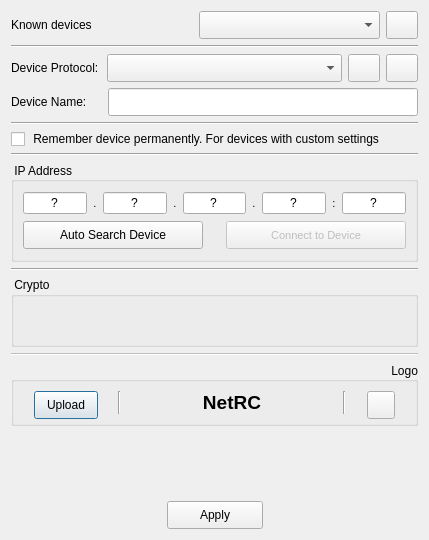
AceOfSnakes/NetRC, file src/ui/deviceconnector.ui: the form before one commit.
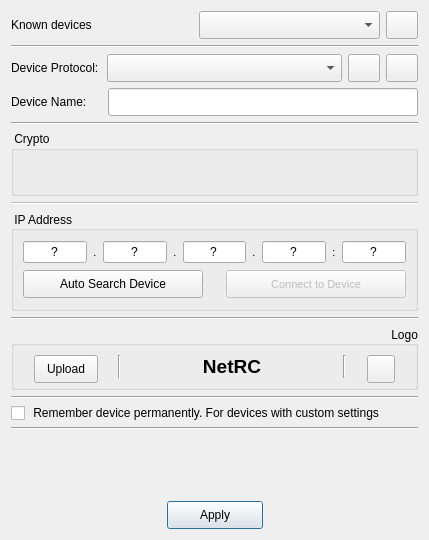
The form after the commit. Icons and pictures are not drawn.

Commit message: some custom chanes

Diff of the .ui file:
```diff
--- a/src/ui/deviceconnector.ui
+++ b/src/ui/deviceconnector.ui
@@ -32,222 +32,6 @@
    <string>Dialog</string>
   </property>
   <layout class="QGridLayout" name="gridLayout_4">
-   <item row="9" column="0">
-    <widget class="Line" name="line_5">
-     <property name="orientation">
-      <enum>Qt::Orientation::Horizontal</enum>
-     </property>
-    </widget>
-   </item>
-   <item row="12" column="0">
-    <widget class="QGroupBox" name="groupBox">
-     <property name="minimumSize">
-      <size>
-       <width>0</width>
-       <height>64</height>
-      </size>
-     </property>
-     <property name="maximumSize">
-      <size>
-       <width>16777215</width>
-       <height>64</height>
-      </size>
-     </property>
-     <property name="font">
-      <font>
-       <bold>false</bold>
-      </font>
-     </property>
-     <property name="title">
-      <string> Logo</string>
-     </property>
-     <property name="alignment">
-      <set>Qt::AlignmentFlag::AlignRight|Qt::AlignmentFlag::AlignTrailing|Qt::AlignmentFlag::AlignVCenter</set>
-     </property>
-     <layout class="QHBoxLayout" name="horizontalLayout_7">
-      <property name="spacing">
-       <number>0</number>
-      </property>
-      <property name="leftMargin">
-       <number>0</number>
-      </property>
-      <property name="rightMargin">
-       <number>0</number>
-      </property>
-      <item>
-       <spacer name="horizontalSpacer_7">
-        <property name="orientation">
-         <enum>Qt::Orientation::Horizontal</enum>
-        </property>
-        <property name="sizeHint" stdset="0">
-         <size>
-          <width>40</width>
-          <height>20</height>
-         </size>
-        </property>
-       </spacer>
-      </item>
-      <item>
-       <widget class="QPushButton" name="uploadLogo">
-        <property name="enabled">
-         <bool>true</bool>
-        </property>
-        <property name="minimumSize">
-         <size>
-          <width>64</width>
-          <height>28</height>
-         </size>
-        </property>
-        <property name="maximumSize">
-         <size>
-          <width>64</width>
-          <height>28</height>
-         </size>
-        </property>
-        <property name="text">
-         <string>Upload</string>
-        </property>
-       </widget>
-      </item>
-      <item>
-       <spacer name="horizontalSpacer_8">
-        <property name="orientation">
-         <enum>Qt::Orientation::Horizontal</enum>
-        </property>
-        <property name="sizeHint" stdset="0">
-         <size>
-          <width>40</width>
-          <height>20</height>
-         </size>
-        </property>
-       </spacer>
-      </item>
-      <item>
-       <widget class="Line" name="line_8">
-        <property name="orientation">
-         <enum>Qt::Orientation::Vertical</enum>
-        </property>
-       </widget>
-      </item>
-      <item>
-       <spacer name="horizontalSpacer_6">
-        <property name="orientation">
-         <enum>Qt::Orientation::Horizontal</enum>
-        </property>
-        <property name="sizeHint" stdset="0">
-         <size>
-          <width>0</width>
-          <height>20</height>
-         </size>
-        </property>
-       </spacer>
-      </item>
-      <item>
-       <widget class="QLabel" name="logoLabel">
-        <property name="sizePolicy">
-         <sizepolicy hsizetype="Minimum" vsizetype="Preferred">
-          <horstretch>0</horstretch>
-          <verstretch>0</verstretch>
-         </sizepolicy>
-        </property>
-        <property name="minimumSize">
-         <size>
-          <width>222</width>
-          <height>0</height>
-         </size>
-        </property>
-        <property name="maximumSize">
-         <size>
-          <width>222</width>
-          <height>16777215</height>
-         </size>
-        </property>
-        <property name="font">
-         <font>
-          <pointsize>14</pointsize>
-          <bold>true</bold>
-         </font>
-        </property>
-        <property name="text">
-         <string>NetRC</string>
-        </property>
-        <property name="alignment">
-         <set>Qt::AlignmentFlag::AlignCenter</set>
-        </property>
-       </widget>
-      </item>
-      <item>
-       <widget class="Line" name="line_7">
-        <property name="orientation">
-         <enum>Qt::Orientation::Vertical</enum>
-        </property>
-       </widget>
-      </item>
-      <item>
-       <spacer name="horizontalSpacer_9">
-        <property name="orientation">
-         <enum>Qt::Orientation::Horizontal</enum>
-        </property>
-        <property name="sizeHint" stdset="0">
-         <size>
-          <width>40</width>
-          <height>20</height>
-         </size>
-        </property>
-       </spacer>
-      </item>
-      <item>
-       <widget class="QPushButton" name="removeLogo">
-        <property name="enabled">
-         <bool>true</bool>
-        </property>
-        <property name="minimumSize">
-         <size>
-          <width>28</width>
-          <height>28</height>
-         </size>
-        </property>
-        <property name="maximumSize">
-         <size>
-          <width>28</width>
-          <height>28</height>
-         </size>
-        </property>
-        <property name="text">
-         <string/>
-        </property>
-        <property name="icon">
-         <iconset resource="../resource.qrc">
-          <normaloff>:/images/nav/special/x.png</normaloff>:/images/nav/special/x.png</iconset>
-        </property>
-       </widget>
-      </item>
-      <item>
-       <spacer name="horizontalSpacer_10">
-        <property name="orientation">
-         <enum>Qt::Orientation::Horizontal</enum>
-        </property>
-        <property name="sizeHint" stdset="0">
-         <size>
-          <width>40</width>
-          <height>20</height>
-         </size>
-        </property>
-       </spacer>
-      </item>
-     </layout>
-    </widget>
-   </item>
-   <item row="11" column="0">
-    <widget class="Line" name="cryptoLine">
-     <property name="enabled">
-      <bool>false</bool>
-     </property>
-     <property name="orientation">
-      <enum>Qt::Orientation::Horizontal</enum>
-     </property>
-    </widget>
-   </item>
    <item row="4" column="0">
     <widget class="Line" name="line_3">
      <property name="orientation">
@@ -255,18 +39,40 @@
      </property>
     </widget>
    </item>
-   <item row="13" column="0">
-    <spacer name="verticalSpacer">
+   <item row="19" column="0">
+    <widget class="QCheckBox" name="rememberPermanently">
+     <property name="enabled">
+      <bool>true</bool>
+     </property>
+     <property name="sizePolicy">
+      <sizepolicy hsizetype="Expanding" vsizetype="Fixed">
+       <horstretch>0</horstretch>
+       <verstretch>0</verstretch>
+      </sizepolicy>
+     </property>
+     <property name="minimumSize">
+      <size>
+       <width>0</width>
+       <height>16</height>
+      </size>
+     </property>
+     <property name="maximumSize">
+      <size>
+       <width>16777215</width>
+       <height>16</height>
+      </size>
+     </property>
+     <property name="text">
+      <string> Remember device permanently. For devices with custom settings</string>
+     </property>
+    </widget>
+   </item>
+   <item row="1" column="0">
+    <widget class="Line" name="line_2">
      <property name="orientation">
-      <enum>Qt::Orientation::Vertical</enum>
+      <enum>Qt::Orientation::Horizontal</enum>
      </property>
-     <property name="sizeHint" stdset="0">
-      <size>
-       <width>20</width>
-       <height>40</height>
-      </size>
-     </property>
-    </spacer>
+    </widget>
    </item>
    <item row="2" column="0">
     <layout class="QHBoxLayout" name="horizontalLayout_5">
@@ -411,7 +217,14 @@
      </item>
     </layout>
    </item>
-   <item row="14" column="0">
+   <item row="6" column="0">
+    <layout class="QGridLayout" name="gridLayout">
+     <property name="topMargin">
+      <number>0</number>
+     </property>
+    </layout>
+   </item>
+   <item row="22" column="0">
     <layout class="QHBoxLayout" name="horizontalLayout_4">
      <item>
       <spacer name="horizontalSpacer_2">
@@ -460,6 +273,128 @@
      </item>
     </layout>
    </item>
+   <item row="21" column="0">
+    <spacer name="verticalSpacer">
+     <property name="orientation">
+      <enum>Qt::Orientation::Vertical</enum>
+     </property>
+     <property name="sizeHint" stdset="0">
+      <size>
+       <width>20</width>
+       <height>40</height>
+      </size>
+     </property>
+    </spacer>
+   </item>
+   <item row="14" column="0">
+    <widget class="Line" name="line_5">
+     <property name="orientation">
+      <enum>Qt::Orientation::Horizontal</enum>
+     </property>
+    </widget>
+   </item>
+   <item row="10" column="0">
+    <widget class="QGroupBox" name="cryptoBox">
+     <property name="enabled">
+      <bool>true</bool>
+     </property>
+     <property name="sizePolicy">
+      <sizepolicy hsizetype="Preferred" vsizetype="MinimumExpanding">
+       <horstretch>0</horstretch>
+       <verstretch>0</verstretch>
+      </sizepolicy>
+     </property>
+     <property name="title">
+      <string> Crypto</string>
+     </property>
+     <layout class="QHBoxLayout" name="horizontalLayout_8">
+      <property name="spacing">
+       <number>6</number>
+      </property>
+      <property name="bottomMargin">
+       <number>15</number>
+      </property>
+      <item>
+       <layout class="QGridLayout" name="cryptoGridLayout"/>
+      </item>
+     </layout>
+    </widget>
+   </item>
+   <item row="0" column="0">
+    <layout class="QHBoxLayout" name="horizontalLayout_6">
+     <property name="leftMargin">
+      <number>0</number>
+     </property>
+     <property name="topMargin">
+      <number>0</number>
+     </property>
+     <item>
+      <widget class="QLabel" name="label">
+       <property name="sizePolicy">
+        <sizepolicy hsizetype="Preferred" vsizetype="Fixed">
+         <horstretch>0</horstretch>
+         <verstretch>0</verstretch>
+        </sizepolicy>
+       </property>
+       <property name="text">
+        <string>Known devices</string>
+       </property>
+      </widget>
+     </item>
+     <item>
+      <widget class="QComboBox" name="knownDevicesComboBox">
+       <property name="minimumSize">
+        <size>
+         <width>0</width>
+         <height>28</height>
+        </size>
+       </property>
+       <property name="maximumSize">
+        <size>
+         <width>16777215</width>
+         <height>28</height>
+        </size>
+       </property>
+      </widget>
+     </item>
+     <item>
+      <widget class="QPushButton" name="removeKnownDevice">
+       <property name="sizePolicy">
+        <sizepolicy hsizetype="Minimum" vsizetype="Fixed">
+         <horstretch>32</horstretch>
+         <verstretch>28</verstretch>
+        </sizepolicy>
+       </property>
+       <property name="minimumSize">
+        <size>
+         <width>32</width>
+         <height>28</height>
+        </size>
+       </property>
+       <property name="maximumSize">
+        <size>
+         <width>32</width>
+         <height>28</height>
+        </size>
+       </property>
+       <property name="text">
+        <string/>
+       </property>
+       <property name="icon">
+        <iconset resource="../resource.qrc">
+         <normaloff>:/images/nav/special/x.png</normaloff>:/images/nav/special/x.png</iconset>
+       </property>
+      </widget>
+     </item>
+    </layout>
+   </item>
+   <item row="18" column="0">
+    <widget class="Line" name="line_4">
+     <property name="orientation">
+      <enum>Qt::Orientation::Horizontal</enum>
+     </property>
+    </widget>
+   </item>
    <item row="3" column="0">
     <layout class="QHBoxLayout" name="horizontalLayout">
      <property name="spacing">
@@ -541,110 +476,7 @@
      </item>
     </layout>
    </item>
-   <item row="6" column="0">
-    <layout class="QGridLayout" name="gridLayout">
-     <property name="topMargin">
-      <number>0</number>
-     </property>
-    </layout>
-   </item>
-   <item row="0" column="0">
-    <layout class="QHBoxLayout" name="horizontalLayout_6">
-     <property name="leftMargin">
-      <number>0</number>
-     </property>
-     <property name="topMargin">
-      <number>0</number>
-     </property>
-     <item>
-      <widget class="QLabel" name="label">
-       <property name="sizePolicy">
-        <sizepolicy hsizetype="Preferred" vsizetype="Fixed">
-         <horstretch>0</horstretch>
-         <verstretch>0</verstretch>
-        </sizepolicy>
-       </property>
-       <property name="text">
-        <string>Known devices</string>
-       </property>
-      </widget>
-     </item>
-     <item>
-      <widget class="QComboBox" name="knownDevicesComboBox">
-       <property name="minimumSize">
-        <size>
-         <width>0</width>
-         <height>28</height>
-        </size>
-       </property>
-       <property name="maximumSize">
-        <size>
-         <width>16777215</width>
-         <height>28</height>
-        </size>
-       </property>
-      </widget>
-     </item>
-     <item>
-      <widget class="QPushButton" name="removeKnownDevice">
-       <property name="sizePolicy">
-        <sizepolicy hsizetype="Minimum" vsizetype="Fixed">
-         <horstretch>32</horstretch>
-         <verstretch>28</verstretch>
-        </sizepolicy>
-       </property>
-       <property name="minimumSize">
-        <size>
-         <width>32</width>
-         <height>28</height>
-        </size>
-       </property>
-       <property name="maximumSize">
-        <size>
-         <width>32</width>
-         <height>28</height>
-        </size>
-       </property>
-       <property name="text">
-        <string/>
-       </property>
-       <property name="icon">
-        <iconset resource="../resource.qrc">
-         <normaloff>:/images/nav/special/x.png</normaloff>:/images/nav/special/x.png</iconset>
-       </property>
-      </widget>
-     </item>
-    </layout>
-   </item>
-   <item row="5" column="0">
-    <widget class="QCheckBox" name="rememberPermanently">
-     <property name="enabled">
-      <bool>true</bool>
-     </property>
-     <property name="sizePolicy">
-      <sizepolicy hsizetype="Expanding" vsizetype="Fixed">
-       <horstretch>0</horstretch>
-       <verstretch>0</verstretch>
-      </sizepolicy>
-     </property>
-     <property name="minimumSize">
-      <size>
-       <width>0</width>
-       <height>16</height>
-      </size>
-     </property>
-     <property name="maximumSize">
-      <size>
-       <width>16777215</width>
-       <height>16</height>
-      </size>
-     </property>
-     <property name="text">
-      <string> Remember device permanently. For devices with custom settings</string>
-     </property>
-    </widget>
-   </item>
-   <item row="8" column="0">
+   <item row="13" column="0">
     <widget class="QGroupBox" name="groupBoxConnect">
      <property name="sizePolicy">
       <sizepolicy hsizetype="Ignored" vsizetype="Fixed">
@@ -1038,47 +870,222 @@
      </layout>
     </widget>
    </item>
-   <item row="1" column="0">
-    <widget class="Line" name="line_2">
-     <property name="orientation">
-      <enum>Qt::Orientation::Horizontal</enum>
+   <item row="17" column="0">
+    <widget class="QGroupBox" name="groupBox">
+     <property name="minimumSize">
+      <size>
+       <width>0</width>
+       <height>64</height>
+      </size>
      </property>
-    </widget>
-   </item>
-   <item row="7" column="0">
-    <widget class="Line" name="line_4">
-     <property name="orientation">
-      <enum>Qt::Orientation::Horizontal</enum>
+     <property name="maximumSize">
+      <size>
+       <width>16777215</width>
+       <height>64</height>
+      </size>
      </property>
-    </widget>
-   </item>
-   <item row="10" column="0">
-    <widget class="QGroupBox" name="cryptoBox">
-     <property name="enabled">
-      <bool>true</bool>
-     </property>
-     <property name="sizePolicy">
-      <sizepolicy hsizetype="Preferred" vsizetype="MinimumExpanding">
-       <horstretch>0</horstretch>
-       <verstretch>0</verstretch>
-      </sizepolicy>
+     <property name="font">
+      <font>
+       <bold>false</bold>
+      </font>
      </property>
      <property name="title">
-      <string> Crypto</string>
+      <string> Logo</string>
      </property>
-     <layout class="QHBoxLayout" name="horizontalLayout_8">
+     <property name="alignment">
+      <set>Qt::AlignmentFlag::AlignRight|Qt::AlignmentFlag::AlignTrailing|Qt::AlignmentFlag::AlignVCenter</set>
+     </property>
+     <layout class="QHBoxLayout" name="horizontalLayout_7">
       <property name="spacing">
-       <number>6</number>
+       <number>0</number>
       </property>
-      <property name="bottomMargin">
-       <number>15</number>
+      <property name="leftMargin">
+       <number>0</number>
       </property>
+      <property name="rightMargin">
+       <number>0</number>
+      </property>
       <item>
-       <layout class="QGridLayout" name="cryptoGridLayout"/>
+       <spacer name="horizontalSpacer_7">
+        <property name="orientation">
+         <enum>Qt::Orientation::Horizontal</enum>
+        </property>
+        <property name="sizeHint" stdset="0">
+         <size>
+          <width>40</width>
+          <height>20</height>
+         </size>
+        </property>
+       </spacer>
+      </item>
+      <item>
+       <widget class="QPushButton" name="uploadLogo">
+        <property name="enabled">
+         <bool>true</bool>
+        </property>
+        <property name="minimumSize">
+         <size>
+          <width>64</width>
+          <height>28</height>
+         </size>
+        </property>
+        <property name="maximumSize">
+         <size>
+          <width>64</width>
+          <height>28</height>
+         </size>
+        </property>
+        <property name="text">
+         <string>Upload</string>
+        </property>
+       </widget>
+      </item>
+      <item>
+       <spacer name="horizontalSpacer_8">
+        <property name="orientation">
+         <enum>Qt::Orientation::Horizontal</enum>
+        </property>
+        <property name="sizeHint" stdset="0">
+         <size>
+          <width>40</width>
+          <height>20</height>
+         </size>
+        </property>
+       </spacer>
+      </item>
+      <item>
+       <widget class="Line" name="line_8">
+        <property name="orientation">
+         <enum>Qt::Orientation::Vertical</enum>
+        </property>
+       </widget>
+      </item>
+      <item>
+       <spacer name="horizontalSpacer_6">
+        <property name="orientation">
+         <enum>Qt::Orientation::Horizontal</enum>
+        </property>
+        <property name="sizeHint" stdset="0">
+         <size>
+          <width>0</width>
+          <height>20</height>
+         </size>
+        </property>
+       </spacer>
+      </item>
+      <item>
+       <widget class="QLabel" name="logoLabel">
+        <property name="sizePolicy">
+         <sizepolicy hsizetype="Minimum" vsizetype="Preferred">
+          <horstretch>0</horstretch>
+          <verstretch>0</verstretch>
+         </sizepolicy>
+        </property>
+        <property name="minimumSize">
+         <size>
+          <width>222</width>
+          <height>0</height>
+         </size>
+        </property>
+        <property name="maximumSize">
+         <size>
+          <width>222</width>
+          <height>16777215</height>
+         </size>
+        </property>
+        <property name="font">
+         <font>
+          <pointsize>14</pointsize>
+          <bold>true</bold>
+         </font>
+        </property>
+        <property name="text">
+         <string>NetRC</string>
+        </property>
+        <property name="alignment">
+         <set>Qt::AlignmentFlag::AlignCenter</set>
+        </property>
+       </widget>
+      </item>
+      <item>
+       <widget class="Line" name="line_7">
+        <property name="orientation">
+         <enum>Qt::Orientation::Vertical</enum>
+        </property>
+       </widget>
+      </item>
+      <item>
+       <spacer name="horizontalSpacer_9">
+        <property name="orientation">
+         <enum>Qt::Orientation::Horizontal</enum>
+        </property>
+        <property name="sizeHint" stdset="0">
+         <size>
+          <width>40</width>
+          <height>20</height>
+         </size>
+        </property>
+       </spacer>
+      </item>
+      <item>
+       <widget class="QPushButton" name="removeLogo">
+        <property name="enabled">
+         <bool>true</bool>
+        </property>
+        <property name="minimumSize">
+         <size>
+          <width>28</width>
+          <height>28</height>
+         </size>
+        </property>
+        <property name="maximumSize">
+         <size>
+          <width>28</width>
+          <height>28</height>
+         </size>
+        </property>
+        <property name="text">
+         <string/>
+        </property>
+        <property name="icon">
+         <iconset resource="../resource.qrc">
+          <normaloff>:/images/nav/special/x.png</normaloff>:/images/nav/special/x.png</iconset>
+        </property>
+       </widget>
+      </item>
+      <item>
+       <spacer name="horizontalSpacer_10">
+        <property name="orientation">
+         <enum>Qt::Orientation::Horizontal</enum>
+        </property>
+        <property name="sizeHint" stdset="0">
+         <size>
+          <width>40</width>
+          <height>20</height>
+         </size>
+        </property>
+       </spacer>
       </item>
      </layout>
     </widget>
    </item>
+   <item row="20" column="0">
+    <widget class="Line" name="line">
+     <property name="orientation">
+      <enum>Qt::Orientation::Horizontal</enum>
+     </property>
+    </widget>
+   </item>
+   <item row="12" column="0">
+    <widget class="Line" name="cryptoLine">
+     <property name="enabled">
+      <bool>false</bool>
+     </property>
+     <property name="orientation">
+      <enum>Qt::Orientation::Horizontal</enum>
+     </property>
+    </widget>
+   </item>
   </layout>
  </widget>
  <resources>
```
The commit also changes 15 other files.
